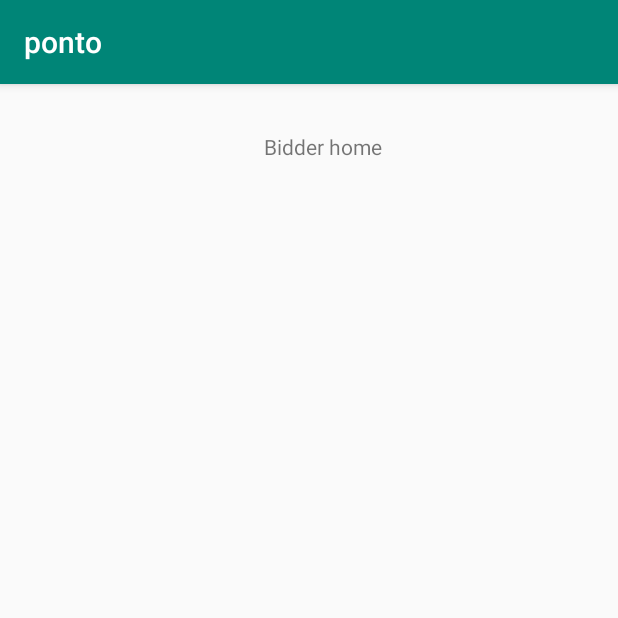
After one commit to MercuryCenfotec/Ponto, an Android app: the BidderHomeActivity screen opened directly, with no data from a screen before it, on a phone screen of 412 x 824 dp, the top half of it. The commit adds this screen. Run offline under Robolectric (Android 15) with nearby library versions, the phone set to English and light mode, and no system bars; Roboto replaces fonts that are not available here.

Commit message:
added redirections to bidder and petitioner. register redirection pending.

```diff
--- a/app/src/main/AndroidManifest.xml
+++ b/app/src/main/AndroidManifest.xml
@@ -9,7 +9,11 @@
         android:roundIcon="@mipmap/ic_launcher_round"
         android:supportsRtl="true"
         android:theme="@style/AppTheme">
-        <activity android:name=".LoginActivity"></activity>
+        <activity android:name=".PetitionerHomeActivity"></activity>
+        <activity android:name=".BidderHomeActivity" />
+        <activity android:name=".UserHomeActivity" />
+        <activity android:name=".UserSelectionActivity" />
+        <activity android:name=".LoginActivity" />
         <activity android:name=".MainActivity">
             <intent-filter>
                 <action android:name="android.intent.action.MAIN" />
--- /dev/null
+++ b/app/src/main/java/com/cenfotec/ponto/BidderHomeActivity.java
@@ -0,0 +1,14 @@
+package com.cenfotec.ponto;
+
+import androidx.appcompat.app.AppCompatActivity;
+
+import android.os.Bundle;
+
+public class BidderHomeActivity extends AppCompatActivity {
+
+    @Override
+    protected void onCreate(Bundle savedInstanceState) {
+        super.onCreate(savedInstanceState);
+        setContentView(R.layout.activity_bidder_home);
+    }
+}
--- /dev/null
+++ b/app/src/main/res/layout/activity_bidder_home.xml
@@ -0,0 +1,19 @@
+<?xml version="1.0" encoding="utf-8"?>
+<androidx.constraintlayout.widget.ConstraintLayout xmlns:android="http://schemas.android.com/apk/res/android"
+    xmlns:app="http://schemas.android.com/apk/res-auto"
+    xmlns:tools="http://schemas.android.com/tools"
+    android:layout_width="match_parent"
+    android:layout_height="match_parent"
+    tools:context=".BidderHomeActivity">
+
+    <TextView
+        android:id="@+id/textView3"
+        android:layout_width="wrap_content"
+        android:layout_height="wrap_content"
+        android:layout_marginStart="176dp"
+        android:layout_marginLeft="176dp"
+        android:layout_marginTop="32dp"
+        android:text="Bidder home"
+        app:layout_constraintStart_toStartOf="parent"
+        app:layout_constraintTop_toTopOf="parent" />
+</androidx.constraintlayout.widget.ConstraintLayout>
```
Also changed, not shown: app/src/main/java/com/cenfotec/ponto/LoginActivity.java (+6 -1 lines), app/src/main/java/com/cenfotec/ponto/PetitionerHomeActivity.java (added, +14 -0 lines), app/src/main/java/com/cenfotec/ponto/UserHomeActivity.java (added, +35 -0 lines), app/src/main/java/com/cenfotec/ponto/UserSelectionActivity.java (added, +14 -0 lines), app/src/main/res/layout/activity_petitioner_home.xml (added, +19 -0 lines), app/src/main/res/layout/activity_user_home.xml (added, +9 -0 lines), app/src/main/res/layout/activity_user_selection.xml (added, +19 -0 lines).
